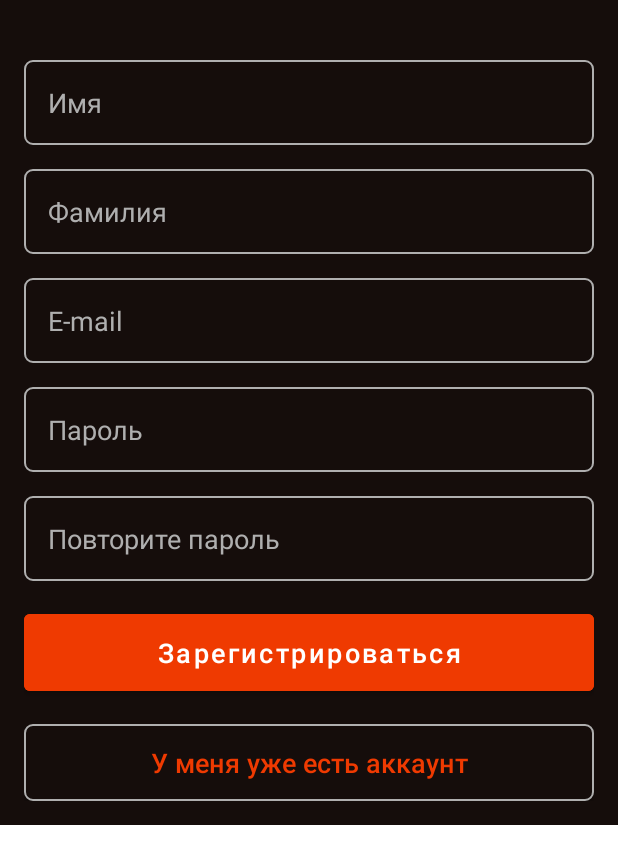
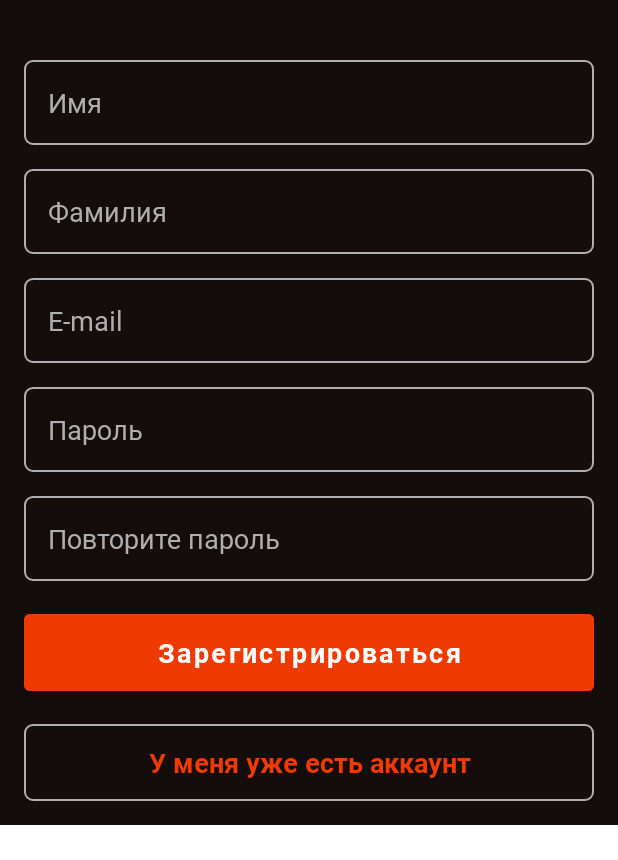
Before and after one commit to brearey/WorldCinema, an Android app: the RegisterActivity screen opened directly, with no data from a screen before it, on a phone screen of 412 x 824 dp, the part 300-1160 px from its top. Run offline under Robolectric (Android 15) with nearby library versions, the phone set to English and light mode, and no system bars.

Commit message:
Changed fontFamily to Roboto

```diff
--- a/app/src/main/res/layout/activity_register.xml
+++ b/app/src/main/res/layout/activity_register.xml
@@ -30,6 +30,7 @@
             android:layout_marginTop="40dp"
             android:background="@drawable/border"
             android:ems="10"
+            android:fontFamily="@font/roboto"
             android:hint="Имя"
             android:inputType="textPersonName"
             android:padding="16dp"
@@ -46,6 +47,7 @@
             android:layout_marginTop="16dp"
             android:background="@drawable/border"
             android:ems="10"
+            android:fontFamily="@font/roboto"
             android:hint="Фамилия"
             android:inputType="textPersonName"
             android:padding="16dp"
@@ -62,6 +64,7 @@
             android:layout_marginTop="16dp"
             android:background="@drawable/border"
             android:ems="10"
+            android:fontFamily="@font/roboto"
             android:hint="E-mail"
             android:inputType="textEmailAddress"
             android:padding="16dp"
@@ -79,6 +82,7 @@
             android:layout_marginTop="16dp"
             android:background="@drawable/border"
             android:ems="10"
+            android:fontFamily="@font/roboto"
             android:hint="Пароль"
             android:inputType="textPassword"
             android:padding="16dp"
@@ -95,6 +99,7 @@
             android:layout_marginTop="16dp"
             android:background="@drawable/border"
             android:ems="10"
+            android:fontFamily="@font/roboto"
             android:hint="Повторите пароль"
             android:inputType="textPassword"
             android:padding="16dp"
@@ -110,6 +115,7 @@
             android:layout_height="wrap_content"
             android:layout_marginTop="16dp"
             android:backgroundTint="@color/buttonColor"
+            android:fontFamily="@font/roboto_bold"
             android:paddingVertical="13dp"
             android:text="Зарегистрироваться"
             android:textAllCaps="false"
@@ -124,6 +130,7 @@
             android:layout_height="wrap_content"
             android:layout_marginTop="16dp"
             android:background="@drawable/border"
+            android:fontFamily="@font/roboto_bold"
             android:paddingVertical="13dp"
             android:text="У меня уже есть аккаунт"
             android:textAllCaps="false"
```
Also changed, not shown: app/src/main/res/layout/activity_signin.xml (+6 -2 lines), app/src/main/res/font/roboto.ttf (added), app/src/main/res/font/roboto_bold.ttf (added).
